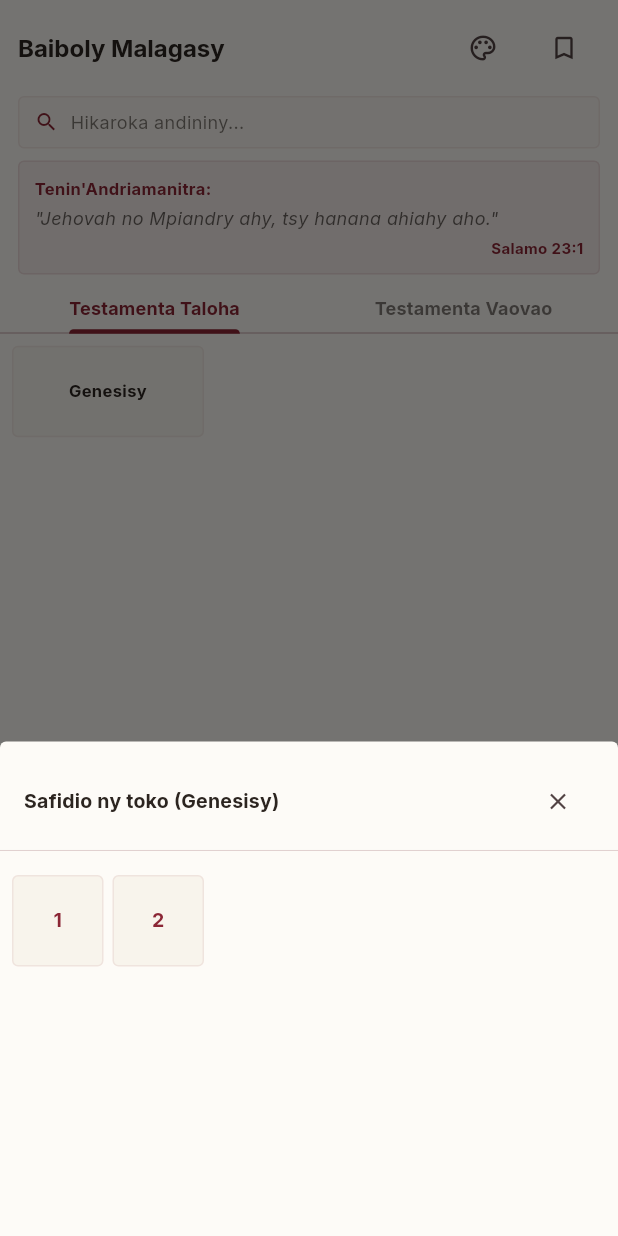
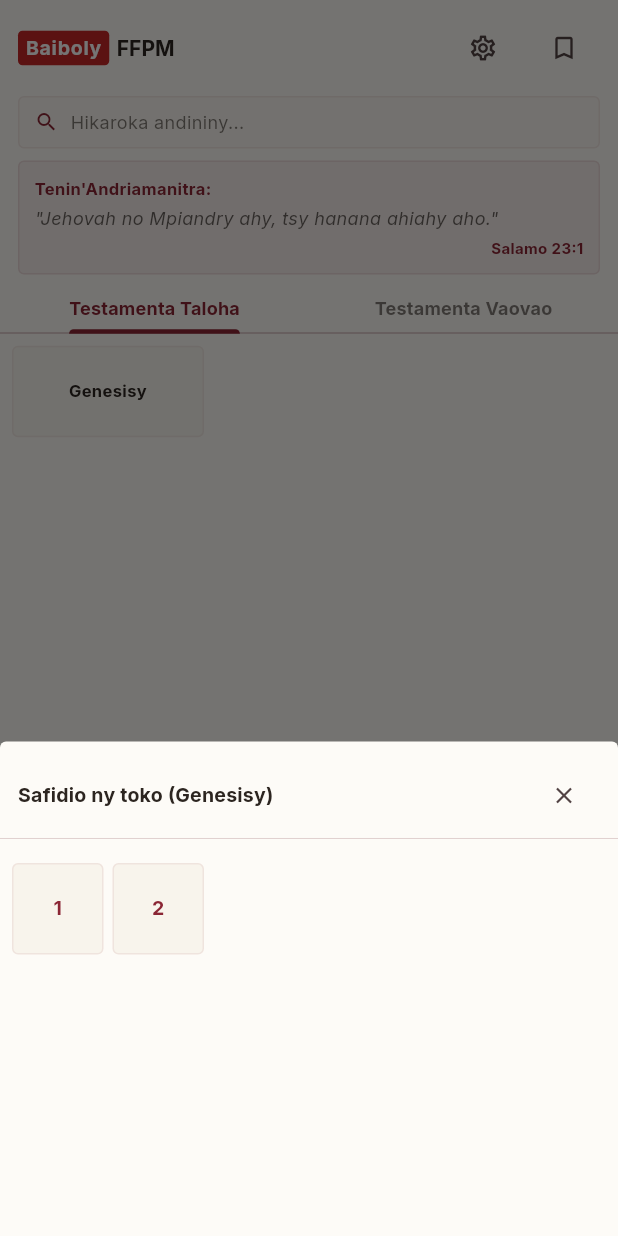
Before and after one commit to niaintsoa/baiboly-fihirana-fjkm, a Flutter app: the screen it shows after launch, after a tap on "Genesisy", on a phone screen of 412 x 824 dp. Run offline on Flutter 3.47's test engine with Material 3 defaults, Android fonts, the phone set to English and light mode, and no system bars; our stand-ins replace flutter_bloc, google_fonts, shared_preferences, sqflite; accounts and stored records are empty.

Commit message:
feat: add font size controls to settings, implement random verse retrieval, update app name, and refine UI components

```diff
--- a/lib/data/repositories/bible_repository.dart
+++ b/lib/data/repositories/bible_repository.dart
@@ -29,4 +29,8 @@ class BibleRepository {
   Future<void> toggleBookmark(VerseModel verse) async {
     await _dbHelper.toggleBookmark(verse);
   }
+
+  Future<VerseModel?> getRandomVerse() async {
+    return await _dbHelper.getRandomVerse();
+  }
 }
--- a/lib/main.dart
+++ b/lib/main.dart
@@ -67,12 +67,21 @@ class MyApp extends StatelessWidget {
     return BlocBuilder<PreferencesCubit, PreferencesState>(
       builder: (context, state) {
         return MaterialApp(
-          title: 'Baiboly Malagasy',
+          title: 'Baiboly FFPM',
           debugShowCheckedModeBanner: false,
           theme: AppTheme.getTheme(
             state.themeMode,
             Color(state.primaryColorValue),
           ),
+          builder: (context, child) {
+            final scale = state.fontSize / 18.0;
+            return MediaQuery(
+              data: MediaQuery.of(context).copyWith(
+                textScaler: TextScaler.linear(scale),
+              ),
+              child: child!,
+            );
+          },
           home: const HomeScreen(),
         );
       },
--- a/lib/presentation/widgets/bible_home_header.dart
+++ b/lib/presentation/widgets/bible_home_header.dart
@@ -25,9 +25,33 @@ class BibleHomeHeader extends StatelessWidget {
           Row(
             mainAxisAlignment: MainAxisAlignment.spaceBetween,
             children: [
-              Text(
-                "Baiboly Malagasy",
-                style: theme.textTheme.titleLarge?.copyWith(fontSize: 16, fontWeight: FontWeight.bold),
+              Row(
+                children: [
+                  Container(
+                    padding: const EdgeInsets.symmetric(horizontal: 5, vertical: 2),
+                    decoration: BoxDecoration(
+                      color: const Color(0xFFC62828), // Rouge
+                      borderRadius: BorderRadius.circular(3),
+                    ),
+                    child: const Text(
+                      "Baiboly",
+                      style: TextStyle(
+                        color: Colors.white,
+                        fontSize: 13,
+                        fontWeight: FontWeight.bold,
+                        letterSpacing: 0.5,
+                      ),
+                    ),
+                  ),
+                  const SizedBox(width: 5),
+                  Text(
+                    "FFPM",
+                    style: theme.textTheme.titleLarge?.copyWith(
+                      fontSize: 14,
+                      fontWeight: FontWeight.bold,
+                    ),
+                  ),
+                ],
               ),
               Row(
                 children: [
@@ -35,7 +59,7 @@ class BibleHomeHeader extends StatelessWidget {
                     constraints: const BoxConstraints(),
                     padding: const EdgeInsets.only(right: 12),
                     onPressed: () => _showThemeSettings(context),
-                    icon: const Icon(Icons.palette_outlined, size: 20),
+                    icon: const Icon(Icons.settings_outlined, size: 20),
                   ),
                   IconButton(
                     constraints: const BoxConstraints(),
--- a/lib/presentation/widgets/chapter_selection_dialog.dart
+++ b/lib/presentation/widgets/chapter_selection_dialog.dart
@@ -1,37 +1,67 @@
 import 'package:flutter/material.dart';
+import 'package:flutter_bloc/flutter_bloc.dart';
 import 'package:baiboly_apk/data/models/book_model.dart';
+import 'package:baiboly_apk/data/repositories/bible_repository.dart';
 import 'package:baiboly_apk/presentation/screens/reader_screen.dart';
 import 'package:baiboly_apk/presentation/navigation/no_animation_route.dart';
 
-class ChapterSelectionDialog extends StatelessWidget {
+class ChapterSelectionDialog extends StatefulWidget {
   final BookModel book;
   final VoidCallback onChapterSelected;
 
-  const ChapterSelectionDialog({
-    super.key,
-    required this.book,
-    required this.onChapterSelected,
+  const ChapterSelectionDialog({super.key, required this.book, required this.onChapterSelected});
+
+  @override
+  State<ChapterSelectionDialog> createState() => _ChapterSelectionDialogState();
+}
+
+class _ChapterSelectionDialogState extends State<ChapterSelectionDialog> {
+  int? _selectedChapter;
+  int _versesCount = 0;
+  bool _isLoading = false;
+
+  Future<void> _loadVerses(int chapter) async {
+    setState(() {
+      _selectedChapter = chapter;
+      _isLoading = true;
     });
+    try {
+      final repo = context.read<BibleRepository>();
+      final verses = await repo.getVerses(widget.book.number, chapter);
+      setState(() {
+        _versesCount = verses.length;
+        _isLoading = false;
+      });
+    } catch (_) {
+      setState(() => _isLoading = false);
+    }
+  }
 
   @override
   Widget build(BuildContext context) {
     final theme = Theme.of(context);
+    final isChapterStep = _selectedChapter == null;
+
     return Padding(
       padding: const EdgeInsets.symmetric(vertical: 8.0),
       child: Column(
         mainAxisSize: MainAxisSize.min,
         children: [
           Padding(
-            padding: const EdgeInsets.symmetric(horizontal: 16.0, vertical: 8.0),
+            padding: const EdgeInsets.symmetric(horizontal: 12.0, vertical: 4.0),
             child: Row(
               mainAxisAlignment: MainAxisAlignment.spaceBetween,
               children: [
+                if (!isChapterStep)
+                  IconButton(
+                    icon: const Icon(Icons.arrow_back, size: 18),
+                    onPressed: () => setState(() => _selectedChapter = null),
+                    constraints: const BoxConstraints(),
+                    padding: EdgeInsets.zero,
+                  ),
                 Text(
-                  "Safidio ny toko (${book.name})",
-                  style: theme.textTheme.titleMedium?.copyWith(
-                    fontWeight: FontWeight.bold,
-                    fontSize: 13,
-                  ),
+                  isChapterStep ? "Safidio ny toko (${widget.book.name})" : "Safidio ny andininy (Toko $_selectedChapter)",
+                  style: theme.textTheme.titleMedium?.copyWith(fontWeight: FontWeight.bold, fontSize: 13),
                 ),
                 IconButton(
                   icon: const Icon(Icons.close, size: 18),
@@ -44,29 +74,29 @@ class ChapterSelectionDialog extends StatelessWidget {
           ),
           const Divider(height: 1, thickness: 0.5),
           const SizedBox(height: 8),
+          if (_isLoading)
+            const SizedBox(height: 120, child: Center(child: CircularProgressIndicator()))
+          else
             Expanded(
               child: GridView.builder(
                 padding: const EdgeInsets.all(8),
-              gridDelegate: const SliverGridDelegateWithFixedCrossAxisCount(
-                crossAxisCount: 6,
-                crossAxisSpacing: 6,
-                mainAxisSpacing: 6,
-              ),
-              itemCount: book.totalChapters,
+                gridDelegate: const SliverGridDelegateWithFixedCrossAxisCount(crossAxisCount: 6, crossAxisSpacing: 6, mainAxisSpacing: 6),
+                itemCount: isChapterStep ? widget.book.totalChapters : _versesCount,
                 itemBuilder: (context, index) {
-                final chapter = index + 1;
+                  final number = index + 1;
                   return InkWell(
                     onTap: () {
+                      if (isChapterStep) {
+                        _loadVerses(number);
+                      } else {
                         Navigator.pop(context);
                         Navigator.push(
                           context,
                           NoAnimationPageRoute(
-                        builder: (_) => ReaderScreen(
-                          book: book,
-                          initialChapter: chapter,
+                            builder: (_) => ReaderScreen(book: widget.book, initialChapter: _selectedChapter!, initialVerse: number),
                           ),
-                      ),
-                    ).then((_) => onChapterSelected());
+                        ).then((_) => widget.onChapterSelected());
+                      }
                     },
                     borderRadius: BorderRadius.circular(4),
                     child: Container(
@@ -77,12 +107,8 @@ class ChapterSelectionDialog extends StatelessWidget {
                       ),
                       child: Center(
                         child: Text(
-                        "$chapter",
-                        style: theme.textTheme.titleMedium?.copyWith(
-                          fontSize: 13,
-                          fontWeight: FontWeight.bold,
-                          color: theme.colorScheme.primary,
-                        ),
+                          "$number",
+                          style: theme.textTheme.titleMedium?.copyWith(fontSize: 13, fontWeight: FontWeight.bold, color: theme.colorScheme.primary),
                         ),
                       ),
                     ),
```
Also changed, not shown: lib/data/database/bible_database_helper.dart (+13 -0 lines), lib/presentation/screens/fihirana_screen.dart (+20 -1 lines), lib/presentation/screens/hymn_reader_screen.dart (+3 -9 lines), lib/presentation/screens/reader_screen.dart (+8 -4 lines), lib/presentation/widgets/theme_settings_sheet.dart (+36 -24 lines), lib/presentation/widgets/verse_list_view.dart (+43 -23 lines), 1 other file. Lines whose indentation alone changed are shown as unchanged.
